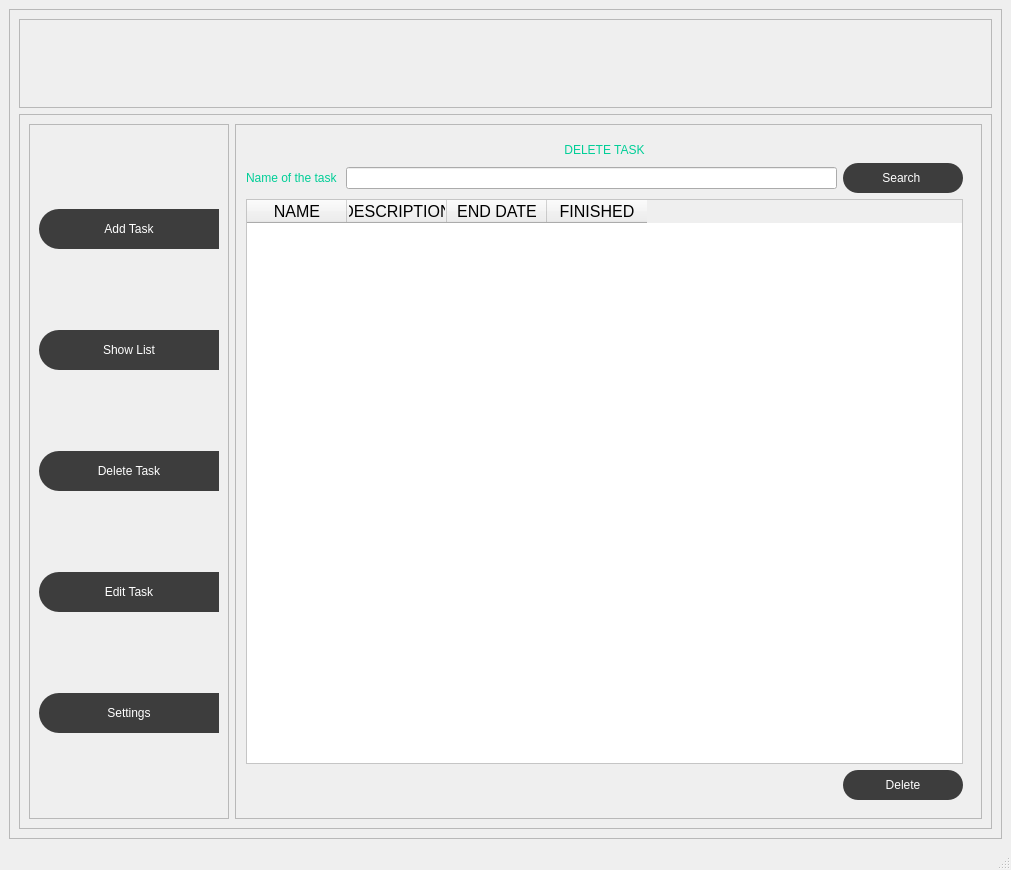
emersondivB0/PyToDo-List, file design/interface.ui: the form before one commit.
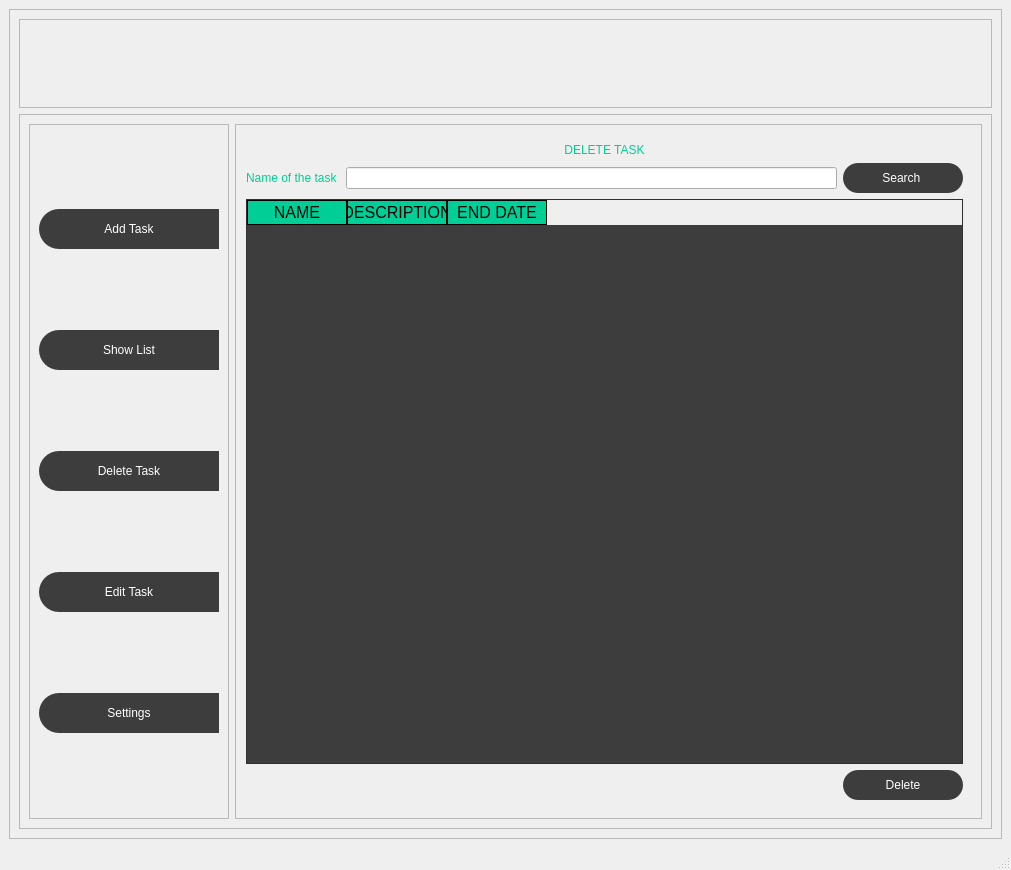
The form after the commit. The open tabs and pages were chosen to show the change. Icons and pictures are not drawn.

Commit message: Interface changes, tables columns change

What changed in the file:
```diff
--- a/design/interface.ui
+++ b/design/interface.ui
@@ -334,12 +334,24 @@
 }
 
 QTableWidget {
-background-color: rgb(255,255,255);
-color: rgb(0,0,0);
-grid-line color: rgb(0,206,151);
-font-size: 12pt;
-color: #000000;
-}</string>
+	background-color: rgb(61,61,61);
+	grid-line color: rgb(0,206,151);
+	font-size: 12pt;
+	color: black;
+}
+
+QHeaderView::section {
+	background-color: rgb(0,206,151);
+	border: 1px solid rgb(0,0,0);
+	font-size: 12pt;
+	color: black;
+}
+
+QTableWidget QTableCornerButton::section {
+	background-color: rgb(0,206,151);
+	border: 1px solid rgb(0,206,151);
+}
+</string>
             </property>
             <property name="frameShape">
              <enum>QFrame::StyledPanel</enum>
@@ -672,6 +684,9 @@
                      <pointsize>12</pointsize>
                     </font>
                    </property>
+                   <property name="styleSheet">
+                    <string notr="true"/>
+                   </property>
                    <column>
                     <property name="text">
                      <string>NAME</string>
@@ -687,11 +702,6 @@
                      <string>END DATE</string>
                     </property>
                    </column>
-                   <column>
-                    <property name="text">
-                     <string>FINISHED</string>
-                    </property>
-                   </column>
                   </widget>
                  </item>
                  <item>
```
Left out of the diff: 9 changed lines with no effect on the pictures. The commit also changes 2 other files.
